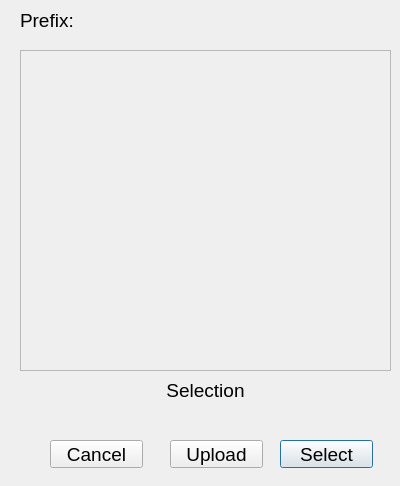
This is plugins/ImageStoreClient/ImageSelectDialog.ui in profK/tom as Qt 5 draws it before an edit. The edited form follows.
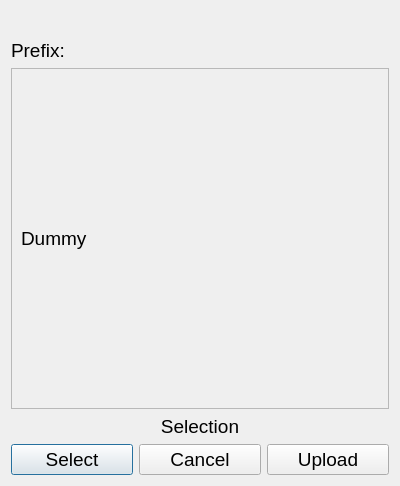
This is the edited form.

Commit message: Building empty image chooser scroll area.

Diff of the .ui file:
```diff
--- a/plugins/ImageStoreClient/ImageSelectDialog.ui
+++ b/plugins/ImageStoreClient/ImageSelectDialog.ui
@@ -18,33 +18,9 @@
   <property name="windowTitle">
    <string>Dialog</string>
   </property>
-  <widget class="QLabel" name="label">
-   <property name="geometry">
-    <rect>
-     <x>20</x>
-     <y>10</y>
-     <width>71</width>
-     <height>21</height>
-    </rect>
-   </property>
-   <property name="font">
-    <font>
-     <pointsize>14</pointsize>
-    </font>
-   </property>
-   <property name="text">
-    <string>Prefix:</string>
-   </property>
-  </widget>
+  <layout class="QVBoxLayout" name="verticalLayout">
+   <item>
   <widget class="QLabel" name="prefix">
-   <property name="geometry">
-    <rect>
-     <x>100</x>
-     <y>10</y>
-     <width>271</width>
-     <height>21</height>
-    </rect>
-   </property>
    <property name="font">
     <font>
      <pointsize>14</pointsize>
@@ -54,15 +30,47 @@
     <string/>
    </property>
   </widget>
+   </item>
+   <item>
+    <widget class="QLabel" name="label">
+     <property name="font">
+      <font>
+       <pointsize>14</pointsize>
+      </font>
+     </property>
+     <property name="text">
+      <string>Prefix:</string>
+     </property>
+    </widget>
+   </item>
+   <item>
+    <widget class="QScrollArea" name="scrollArea">
+     <property name="widgetResizable">
+      <bool>true</bool>
+     </property>
+     <widget class="QWidget" name="contents">
+      <property name="geometry">
+       <rect>
+        <x>0</x>
+        <y>0</y>
+        <width>376</width>
+        <height>311</height>
+       </rect>
+      </property>
+      <layout class="QHBoxLayout" name="horizontalLayout_3">
+       <item>
+        <widget class="QLabel" name="label_2">
+         <property name="text">
+          <string>Dummy</string>
+         </property>
+        </widget>
+       </item>
+      </layout>
+     </widget>
+    </widget>
+   </item>
+   <item>
   <widget class="QLabel" name="label_3">
-   <property name="geometry">
-    <rect>
-     <x>20</x>
-     <y>380</y>
-     <width>371</width>
-     <height>21</height>
-    </rect>
-   </property>
    <property name="font">
     <font>
      <pointsize>14</pointsize>
@@ -75,41 +83,18 @@
     <set>Qt::AlignCenter</set>
    </property>
   </widget>
+   </item>
+   <item>
+    <layout class="QHBoxLayout" name="horizontalLayout_2">
+     <item>
   <widget class="QPushButton" name="pushButton">
-   <property name="geometry">
-    <rect>
-     <x>280</x>
-     <y>440</y>
-     <width>93</width>
-     <height>28</height>
-    </rect>
-   </property>
    <property name="text">
     <string>Select</string>
    </property>
   </widget>
-  <widget class="QPushButton" name="upload">
-   <property name="geometry">
-    <rect>
-     <x>170</x>
-     <y>440</y>
-     <width>93</width>
-     <height>28</height>
-    </rect>
-   </property>
-   <property name="text">
-    <string>Upload</string>
-   </property>
-  </widget>
+     </item>
+     <item>
   <widget class="QPushButton" name="pushButton_3">
-   <property name="geometry">
-    <rect>
-     <x>50</x>
-     <y>440</y>
-     <width>93</width>
-     <height>28</height>
-    </rect>
-   </property>
    <property name="font">
     <font>
      <pointsize>14</pointsize>
@@ -119,40 +104,17 @@
     <string>Cancel</string>
    </property>
   </widget>
-  <widget class="QScrollArea" name="scrollArea">
-   <property name="geometry">
-    <rect>
-     <x>20</x>
-     <y>50</y>
-     <width>371</width>
-     <height>321</height>
-    </rect>
-   </property>
-   <property name="widgetResizable">
-    <bool>true</bool>
-   </property>
-   <widget class="QWidget" name="contents">
-    <property name="geometry">
-     <rect>
-      <x>0</x>
-      <y>0</y>
-      <width>369</width>
-      <height>319</height>
-     </rect>
-    </property>
-    <widget class="QWidget" name="verticalLayoutWidget">
-     <property name="geometry">
-      <rect>
-       <x>0</x>
-       <y>0</y>
-       <width>341</width>
-       <height>321</height>
-      </rect>
-     </property>
-     <layout class="QVBoxLayout" name="verticalLayout"/>
-    </widget>
-   </widget>
-  </widget>
+     </item>
+     <item>
+      <widget class="QPushButton" name="upload">
+       <property name="text">
+        <string>Upload</string>
+       </property>
+      </widget>
+     </item>
+    </layout>
+   </item>
+  </layout>
  </widget>
  <resources/>
  <connections/>
```
Lines whose indentation alone changed are shown as unchanged. The commit also changes 3 other files.
